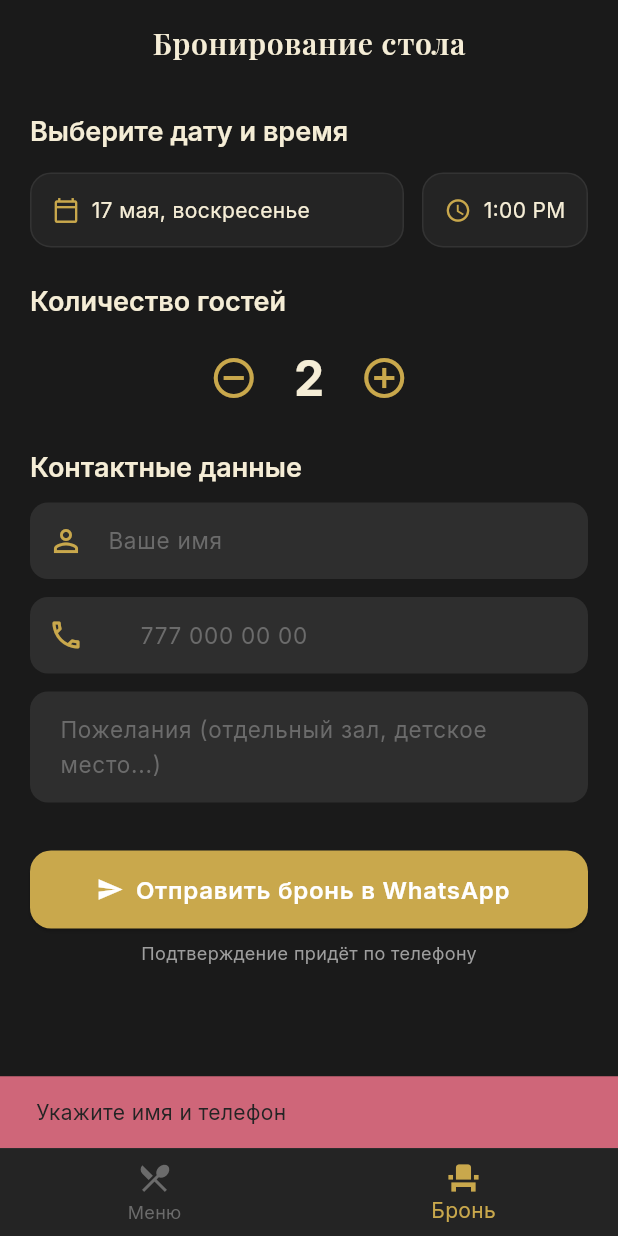
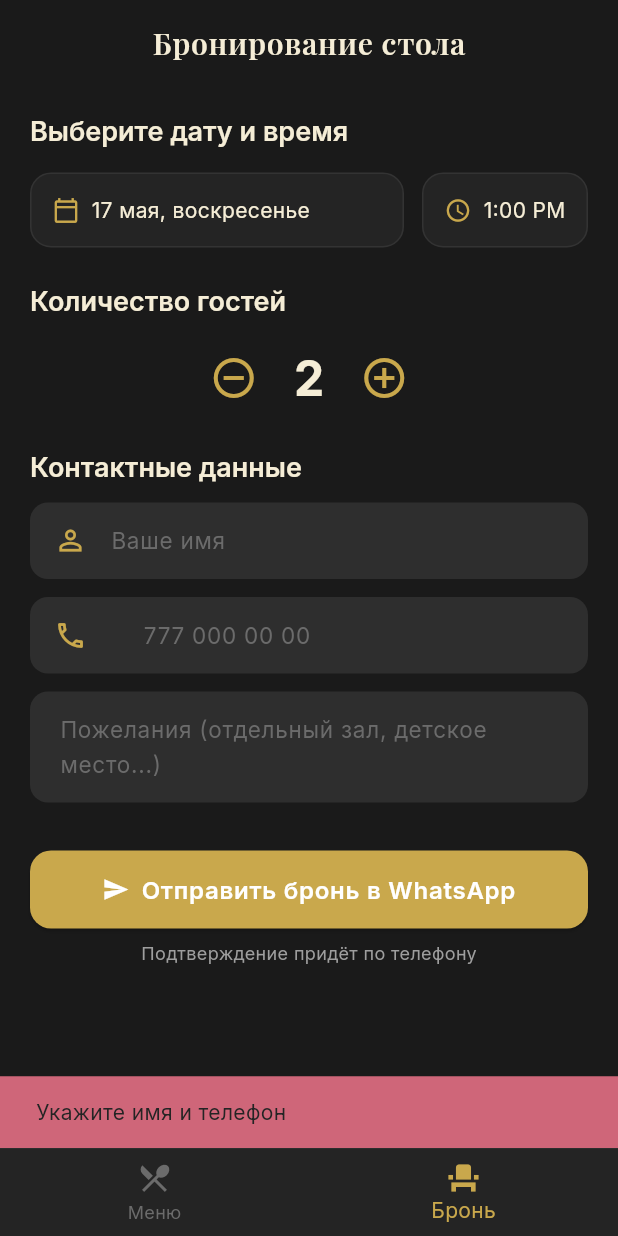
Before and after one commit to Temirlan200270/PlovXana_Flutter, a Flutter app: the screen it shows after launch, item 2 of the bottom bar chosen, after a tap on "Отправить бронь в WhatsApp", on a phone screen of 412 x 824 dp. Run offline on Flutter 3.47's test engine with Material 3 defaults, Android fonts, the phone set to English and light mode, and no system bars; our stand-ins replace cached_network_image, equatable, flutter_riverpod, go_router, google_fonts, shared_preferences and 2 more; missing offline and left inert: marionette_flutter; accounts and stored records are empty.

Commit message:
Remove unused image files, update README with CI details, and enhance UI components across various screens including FloatingCartBar integration and improved reservation form styling.

```diff
--- a/lib/features/menu/presentation/widgets/shop_status_badge.dart
+++ b/lib/features/menu/presentation/widgets/shop_status_badge.dart
@@ -10,36 +10,36 @@ class ShopStatusBadge extends StatelessWidget {
     final isOpen = now.hour >= 11 && now.hour < 24;
     final isClosingSoon = now.hour == 23 && now.minute >= 30;
 
-    final color = isClosingSoon
-        ? Colors.orange
+    final dotColor = isClosingSoon
+        ? AppColors.primary
         : (isOpen ? AppColors.halal : AppColors.error);
+
+    final textColor = isClosingSoon
+        ? AppColors.primary
+        : (isOpen ? AppColors.greyLight : AppColors.error);
 
     final text = isClosingSoon
         ? 'Закроется скоро'
         : (isOpen ? 'Сейчас открыто' : 'Закрыто до 11:00');
 
-    return Container(
-      padding: const EdgeInsets.symmetric(horizontal: 8, vertical: 4),
-      decoration: BoxDecoration(
-        color: color.withValues(alpha: 0.1),
-        borderRadius: BorderRadius.circular(6),
-        border: Border.all(color: color.withValues(alpha: 0.5), width: 0.5),
-      ),
-      child: Row(
+    return Row(
       mainAxisSize: MainAxisSize.min,
       children: [
         Container(
           width: 6,
           height: 6,
-            decoration: BoxDecoration(color: color, shape: BoxShape.circle),
+          decoration: BoxDecoration(color: dotColor, shape: BoxShape.circle),
         ),
         const SizedBox(width: 6),
         Text(
           text,
-            style: TextStyle(color: color, fontSize: 11, fontWeight: FontWeight.w600),
+          style: TextStyle(
+            color: textColor,
+            fontSize: 11,
+            fontWeight: FontWeight.w500,
+          ),
         ),
       ],
-      ),
     );
   }
 }
--- a/lib/features/reservation/presentation/reservation_screen.dart
+++ b/lib/features/reservation/presentation/reservation_screen.dart
@@ -201,9 +201,9 @@ class _ReservationScreenState extends ConsumerState<ReservationScreen> {
             TextField(
               controller: _nameCtrl,
               style: const TextStyle(color: AppColors.cream),
-              decoration: const InputDecoration(
+              decoration: InputDecoration(
                 hintText: 'Ваше имя',
-                prefixIcon: Icon(Icons.person_outline, color: AppColors.primary),
+                prefixIcon: _fieldPrefixIcon(Icons.person_outline),
               ),
             ),
             const SizedBox(height: 12),
@@ -211,11 +211,11 @@ class _ReservationScreenState extends ConsumerState<ReservationScreen> {
               controller: _phoneCtrl,
               keyboardType: TextInputType.phone,
               style: const TextStyle(color: AppColors.cream),
-              decoration: const InputDecoration(
+              decoration: InputDecoration(
                 hintText: '777 000 00 00',
                 prefixText: '+7 ',
-                prefixStyle: TextStyle(color: AppColors.cream),
-                prefixIcon: Icon(Icons.phone_outlined, color: AppColors.primary),
+                prefixStyle: const TextStyle(color: AppColors.cream),
+                prefixIcon: _fieldPrefixIcon(Icons.phone_outlined),
               ),
             ),
             const SizedBox(height: 12),
@@ -228,17 +228,30 @@ class _ReservationScreenState extends ConsumerState<ReservationScreen> {
               ),
             ),
             const SizedBox(height: 32),
-            ElevatedButton.icon(
-              onPressed: _loading ? null : _sendReservation,
-              icon: _loading
-                  ? const SizedBox(
-                      width: 18,
-                      height: 18,
-                      child:
-                          CircularProgressIndicator(color: Colors.white, strokeWidth: 2),
-                    )
-                  : const Icon(Icons.send, size: 18),
-              label: const Text('Отправить бронь в WhatsApp'),
+            SizedBox(
+              width: double.infinity,
+              child: ElevatedButton(
+                onPressed: _loading ? null : _sendReservation,
+                child: Row(
+                  mainAxisAlignment: MainAxisAlignment.center,
+                  mainAxisSize: MainAxisSize.min,
+                  children: [
+                    if (_loading)
+                      const SizedBox(
+                        width: 18,
+                        height: 18,
+                        child: CircularProgressIndicator(
+                          color: AppColors.onPrimary,
+                          strokeWidth: 2,
+                        ),
+                      )
+                    else
+                      const Icon(Icons.send, size: 18),
+                    const SizedBox(width: 8),
+                    const Text('Отправить бронь в WhatsApp'),
+                  ],
+                ),
+              ),
             ),
             const SizedBox(height: 8),
             const Center(
@@ -251,6 +264,13 @@ class _ReservationScreenState extends ConsumerState<ReservationScreen> {
           ],
         ),
       ),
+    );
+  }
+
+  Widget _fieldPrefixIcon(IconData icon) {
+    return Padding(
+      padding: const EdgeInsets.only(left: 16, right: 12),
+      child: Icon(icon, color: AppColors.primary, size: 22),
     );
   }
 
--- /dev/null
+++ b/lib/shared/widgets/floating_cart_bar.dart
@@ -0,0 +1,100 @@
+import 'package:flutter/material.dart';
+import 'package:flutter_riverpod/flutter_riverpod.dart';
+import 'package:go_router/go_router.dart';
+import '../../core/theme/app_colors.dart';
+import '../../features/cart/data/cart_provider.dart';
+
+class FloatingCartBar extends ConsumerWidget {
+  const FloatingCartBar({super.key});
+
+  @override
+  Widget build(BuildContext context, WidgetRef ref) {
+    final count = ref.watch(cartCountProvider);
+    final total = ref.watch(cartTotalProvider);
+
+    return AnimatedSize(
+      duration: const Duration(milliseconds: 300),
+      curve: Curves.easeOutBack,
+      child: count == 0
+          ? const SizedBox.shrink()
+          : GestureDetector(
+              onTap: () => context.push('/cart'),
+              child: Container(
+                margin: const EdgeInsets.fromLTRB(16, 0, 16, 12),
+                padding: const EdgeInsets.symmetric(horizontal: 20, vertical: 16),
+                decoration: BoxDecoration(
+                  color: AppColors.primary,
+                  borderRadius: BorderRadius.circular(16),
+                  boxShadow: [
+                    BoxShadow(
+                      color: AppColors.primary.withValues(alpha: 0.2),
+                      blurRadius: 12,
+                      offset: const Offset(0, 4),
+                    ),
+                  ],
+                ),
+                child: Row(
+                  children: [
+                    Container(
+                      padding: const EdgeInsets.symmetric(horizontal: 12, vertical: 8),
+                      decoration: BoxDecoration(
+                        color: AppColors.background.withValues(alpha: 0.15),
+                        borderRadius: BorderRadius.circular(12),
+                      ),
+                      child: Text(
+                        '$count',
+                        style: Theme.of(context).textTheme.titleMedium?.copyWith(
+                              color: AppColors.background,
+                              fontWeight: FontWeight.bold,
+                            ),
+                      ),
+                    ),
+                    const SizedBox(width: 12),
+                    Expanded(
+                      child: Text(
+                        'Корзина · ${_dishLabel(count)}',
+                        style: Theme.of(context).textTheme.titleMedium?.copyWith(
+                              color: AppColors.background,
+                              fontWeight: FontWeight.w600,
+                            ),
+                        maxLines: 1,
+                        overflow: TextOverflow.ellipsis,
+                      ),
+                    ),
+                    const SizedBox(width: 8),
+                    Text(
+                      '${_formatPrice(total)} тг',
+                      style: Theme.of(context).textTheme.titleMedium?.copyWith(
+                            color: AppColors.background,
+                            fontWeight: FontWeight.bold,
+                          ),
+                    ),
+                    const SizedBox(width: 8),
+                    const Icon(
+                      Icons.arrow_forward_ios_rounded,
+                      color: AppColors.background,
+                      size: 16,
+                    ),
+                  ],
+                ),
+              ),
+            ),
+    );
+  }
+
+  static String _dishLabel(int count) {
+    final mod10 = count % 10;
+    final mod100 = count % 100;
+    if (mod100 >= 11 && mod100 <= 14) return '$count блюд';
+    if (mod10 == 1) return '$count блюдо';
+    if (mod10 >= 2 && mod10 <= 4) return '$count блюда';
+    return '$count блюд';
+  }
+
+  static String _formatPrice(int price) {
+    return price.toString().replaceAllMapped(
+          RegExp(r'(\d)(?=(\d{3})+(?!\d))'),
+          (m) => '${m[1]} ',
+        );
+  }
+}
--- a/lib/shared/widgets/main_scaffold.dart
+++ b/lib/shared/widgets/main_scaffold.dart
@@ -1,8 +1,8 @@
 import 'package:flutter/material.dart';
 import 'package:flutter_riverpod/flutter_riverpod.dart';
 import 'package:go_router/go_router.dart';
-import '../../features/cart/data/cart_provider.dart';
 import '../../core/theme/app_colors.dart';
+import 'floating_cart_bar.dart';
 
 class MainScaffold extends ConsumerWidget {
   final Widget child;
@@ -16,14 +16,21 @@ class MainScaffold extends ConsumerWidget {
 
   @override
   Widget build(BuildContext context, WidgetRef ref) {
-    final cartCount = ref.watch(cartCountProvider);
     final currentIndex = _currentIndex(context);
 
     return Scaffold(
       body: child,
-      bottomNavigationBar: Container(
+      bottomNavigationBar: SafeArea(
+        top: false,
+        child: Column(
+          mainAxisSize: MainAxisSize.min,
+          children: [
+            const FloatingCartBar(),
+            Container(
               decoration: const BoxDecoration(
-          border: Border(top: BorderSide(color: AppColors.divider, width: 0.5)),
+                border: Border(
+                  top: BorderSide(color: AppColors.divider, width: 0.5),
+                ),
               ),
               child: BottomNavigationBar(
                 currentIndex: currentIndex,
@@ -31,13 +38,13 @@ class MainScaffold extends ConsumerWidget {
                   if (i == 0) context.go('/');
                   if (i == 1) context.go('/reservation');
                 },
-          items: [
-            const BottomNavigationBarItem(
+                items: const [
+                  BottomNavigationBarItem(
                     icon: Icon(Icons.restaurant_menu_outlined),
                     activeIcon: Icon(Icons.restaurant_menu),
                     label: 'Меню',
                   ),
-            const BottomNavigationBarItem(
+                  BottomNavigationBarItem(
                     icon: Icon(Icons.event_seat_outlined),
                     activeIcon: Icon(Icons.event_seat),
                     label: 'Бронь',
@@ -45,26 +52,9 @@ class MainScaffold extends ConsumerWidget {
                 ],
               ),
             ),
-      floatingActionButton: cartCount > 0
-          ? FloatingActionButton.extended(
-              onPressed: () => context.push('/cart'),
-              backgroundColor: AppColors.primary,
-              foregroundColor: Colors.white,
-              icon: const Icon(Icons.shopping_bag_outlined),
-              label: Text(
-                '$cartCount · ${_formatTotal(ref)} тг',
-                style: const TextStyle(fontWeight: FontWeight.w600),
+          ],
         ),
-            )
-          : null,
-    );
-  }
-
-  String _formatTotal(WidgetRef ref) {
-    final total = ref.read(cartTotalProvider);
-    return total.toString().replaceAllMapped(
-          RegExp(r'(\d)(?=(\d{3})+(?!\d))'),
-          (m) => '${m[1]} ',
+      ),
     );
   }
 }
```
Also changed, not shown: lib/features/menu/presentation/widgets/category_chip.dart (+8 -8 lines), lib/features/menu/presentation/widgets/menu_item_card.dart (+93 -21 lines), 5208608648223988955.jpg (deleted), 5208608648223988956.jpg (deleted), 9 other files. Lines whose indentation alone changed are shown as unchanged.
